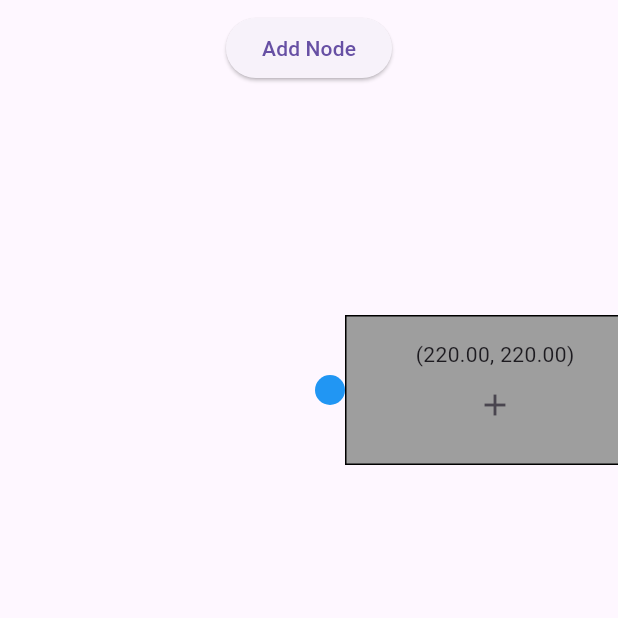
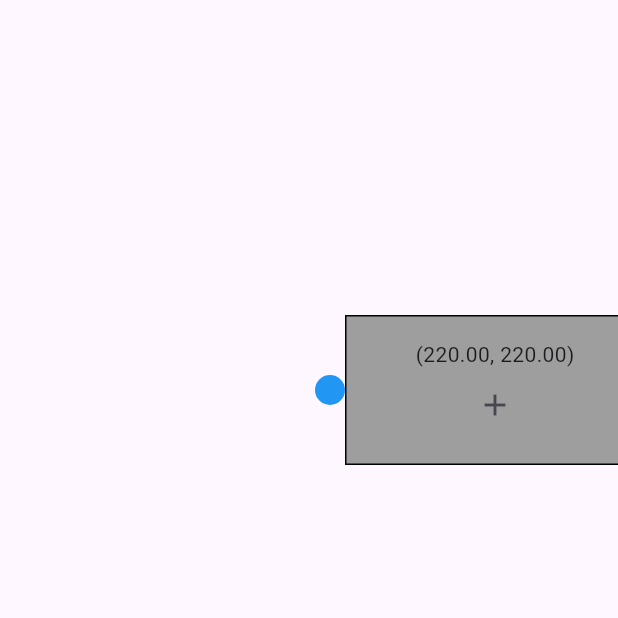
Before and after one commit to CerberusProgrammer/dialo, a Flutter app: the screen it shows after launch, on a phone screen of 412 x 824 dp, the top half of it. Run offline on Flutter 3.47's test engine with Material 3 defaults, Android fonts, the light colour scheme and no system bars.

Commit message:
feat: Remove commented out code for adding nodes in main.dart

```diff
--- a/lib/main.dart
+++ b/lib/main.dart
@@ -17,22 +17,22 @@ class MainApp extends StatelessWidget {
           child: Stack(
             children: [
               const InteractivePanel(),
-              Align(
-                alignment: Alignment.topCenter,
-                child: Padding(
-                  padding: const EdgeInsets.only(top: 8),
-                  child: Row(
-                    mainAxisSize: MainAxisSize.min,
-                    crossAxisAlignment: CrossAxisAlignment.center,
-                    children: [
-                      ElevatedButton(
-                        onPressed: () {},
-                        child: const Text('Add Node'),
-                      ),
-                    ],
-                  ),
-                ),
-              ),
+              // Align(
+              //   alignment: Alignment.topCenter,
+              //   child: Padding(
+              //     padding: const EdgeInsets.only(top: 8),
+              //     child: Row(
+              //       mainAxisSize: MainAxisSize.min,
+              //       crossAxisAlignment: CrossAxisAlignment.center,
+              //       children: [
+              //         ElevatedButton(
+              //           onPressed: () {},
+              //           child: const Text('Add Node'),
+              //         ),
+              //       ],
+              //     ),
+              //   ),
+              // ),
             ],
           ),
         ),
```
